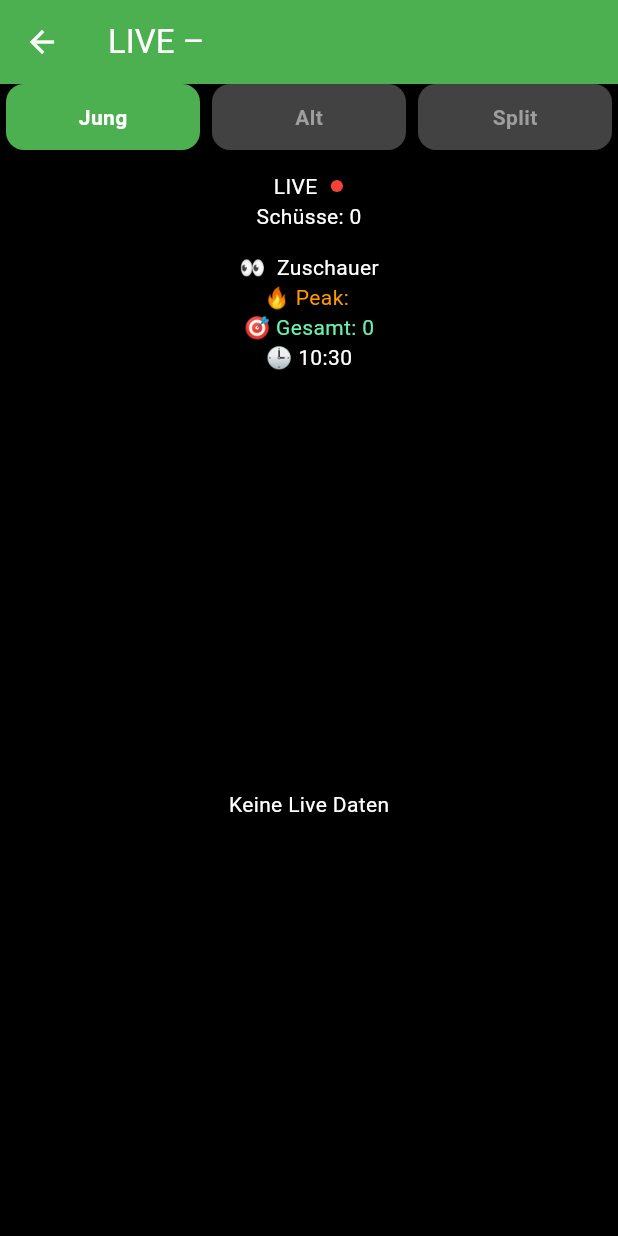
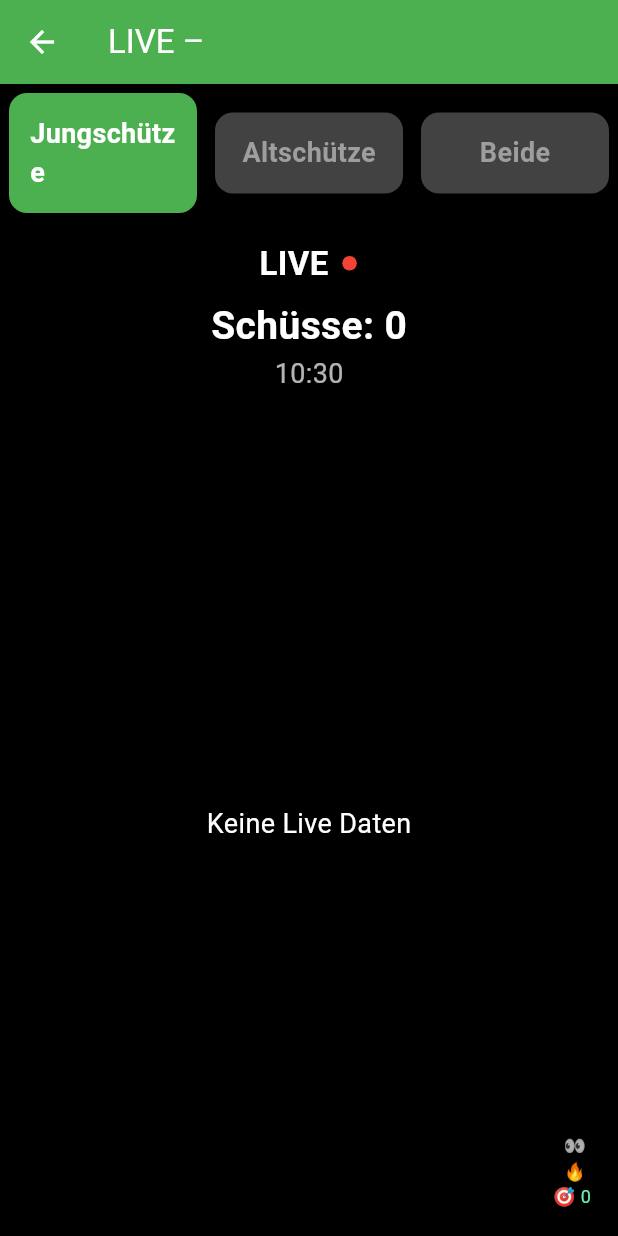
Before and after one commit to Sascha22091994/schuetzenradar-app, a Flutter app: the AdlerLiveScreen screen opened directly with empty values, on a phone screen of 412 x 824 dp. Run offline on Flutter 3.47's test engine with Material 3 defaults, Android fonts, the phone set to English and light mode, and no system bars; our stand-ins replace cloud_firestore, firebase_core, shared_preferences; accounts and stored records are empty.

Commit message:
adlerfix

```diff
--- a/lib/screens/adler_live_screen.dart
+++ b/lib/screens/adler_live_screen.dart
@@ -49,7 +49,7 @@ class _AdlerLiveScreenState extends State<AdlerLiveScreen>
   }
 
   //--------------------------------------------------
-  // ✅ VIEWER REGISTER
+  // VIEWER SYSTEM
   //--------------------------------------------------
   Future<void> _registerViewer() async {
 
@@ -93,12 +93,10 @@ class _AdlerLiveScreenState extends State<AdlerLiveScreen>
         "current": current,
         "peak": peak,
         "total": total,
-        "lastUpdate": FieldValue.serverTimestamp(),
       }, SetOptions(merge: true));
     });
   }
 
-  //--------------------------------------------------
   Future<void> _removeViewer() async {
 
     if (viewerId == null) return;
@@ -123,9 +121,7 @@ class _AdlerLiveScreenState extends State<AdlerLiveScreen>
         int current = statsSnap.data()!['current'] ?? 0;
         if (current > 0) current--;
 
-        tx.set(statsRef, {
-          "current": current,
-        }, SetOptions(merge: true));
+        tx.set(statsRef, {"current": current}, SetOptions(merge: true));
       }
     });
   }
@@ -142,57 +138,28 @@ class _AdlerLiveScreenState extends State<AdlerLiveScreen>
     return Expanded(
       child: GestureDetector(
         onTap: () => setState(() => viewMode = value),
-        child: AnimatedContainer(
-          duration: const Duration(milliseconds: 200),
-          margin: const EdgeInsets.symmetric(horizontal: 4),
-          padding: const EdgeInsets.all(12),
+        child: Container(
+          margin: const EdgeInsets.all(6),
+          padding: const EdgeInsets.all(14),
           decoration: BoxDecoration(
             color: active ? Colors.green : Colors.grey.shade800,
             borderRadius: BorderRadius.circular(12),
           ),
           child: Center(
-            child: Text(label,
+            child: Text(
+              label,
               style: TextStyle(
+                fontSize: 18,
                 color: active ? Colors.white : Colors.grey,
                 fontWeight: FontWeight.bold,
-                )),
+              ),
+            ),
           ),
         ),
       ),
     );
   }
 
-  //--------------------------------------------------
-  Widget _viewerStats() {
-    return StreamBuilder<DocumentSnapshot>(
-      stream: FirebaseFirestore.instance
-          .collection('adler_stats')
-          .doc(widget.locationId)
-          .snapshots(),
-      builder: (context, snapshot) {
-
-        final data = snapshot.data?.data() as Map<String, dynamic>?;
-
-        final current = data?['current'] ?? 0;
-        final peak = data?['peak'] ?? 0;
-        final total = data?['total'] ?? 0;
-
-        return Column(
-          children: [
-            Text("👀 $current Zuschauer",
-                style: const TextStyle(color: Colors.white)),
-            Text("🔥 Peak: $peak",
-                style: const TextStyle(color: Colors.orange)),
-            Text("🎯 Gesamt: $total",
-                style: const TextStyle(color: Colors.greenAccent)),
-          ],
-        );
-      },
-    );
-  }
-
-  //--------------------------------------------------
-  // ✅ FIXED LIVE VIEW (WICHTIG!)
   //--------------------------------------------------
   Widget _buildSingleLive(String eventType) {
     return StreamBuilder<DocumentSnapshot>(
@@ -224,27 +191,39 @@ class _AdlerLiveScreenState extends State<AdlerLiveScreen>
 
         final now = DateTime.now();
 
-        return Column(
+        return Stack(
+          children: [
+
+            //--------------------------------------------------
+            // HAUPTINHALT
+            //--------------------------------------------------
+            Column(
               children: [
 
                 //--------------------------------------------------
                 // HEADER
                 //--------------------------------------------------
-            Container(
-              padding: const EdgeInsets.all(14),
+                Padding(
+                  padding: const EdgeInsets.all(12),
                   child: Column(
                     children: [
                       Row(
                         mainAxisAlignment: MainAxisAlignment.center,
                         children: [
-                      const Text("LIVE",
-                          style: TextStyle(color: Colors.white)),
+                          const Text(
+                            "LIVE",
+                            style: TextStyle(
+                              fontSize: 22,
+                              color: Colors.white,
+                              fontWeight: FontWeight.bold,
+                            ),
+                          ),
                           const SizedBox(width: 8),
                           ScaleTransition(
                             scale: _pulse,
                             child: Container(
-                          width: 10,
-                          height: 10,
+                              width: 12,
+                              height: 12,
                               decoration: const BoxDecoration(
                                 color: Colors.red,
                                 shape: BoxShape.circle,
@@ -253,101 +232,191 @@ class _AdlerLiveScreenState extends State<AdlerLiveScreen>
                           ),
                         ],
                       ),
-                  Text("Schüsse: $shots",
-                      style: const TextStyle(color: Colors.white)),
+
+                      const SizedBox(height: 8),
+
+                      Text(
+                        "Schüsse: $shots",
+                        style: const TextStyle(
+                          fontSize: 26,
+                          color: Colors.white,
+                          fontWeight: FontWeight.bold,
+                        ),
+                      ),
+
+                      Text(
+                        _formatTime(now),
+                        style: const TextStyle(
+                          fontSize: 18,
+                          color: Colors.white70,
+                        ),
+                      ),
                     ],
                   ),
                 ),
 
                 //--------------------------------------------------
-            // 👀 VIEWER
+                // TEILNEHMER
                 //--------------------------------------------------
-            _viewerStats(),
-
-            Text("🕒 ${_formatTime(now)}",
-                style: const TextStyle(color: Colors.white)),
+                if (participants.isNotEmpty)
+                  Padding(
+                    padding: const EdgeInsets.symmetric(horizontal: 12),
+                    child: Wrap(
+                      spacing: 8,
+                      children: participants
+                          .map((p) => Chip(
+                                label: Text(
+                                  p,
+                                  style: const TextStyle(fontSize: 16),
+                                ),
+                              ))
+                          .toList(),
+                    ),
+                  ),
 
                 //--------------------------------------------------
-            // 👑 KING
+                // KÖNIG
                 //--------------------------------------------------
                 if (king != null)
                   Container(
-                margin: const EdgeInsets.all(6),
-                padding: const EdgeInsets.all(10),
+                    width: double.infinity,
+                    margin: const EdgeInsets.all(12),
+                    padding: const EdgeInsets.all(14),
                     color: Colors.amber,
-                child: Text("👑 $king"),
+                    child: Text(
+                      "👑 $king",
+                      textAlign: TextAlign.center,
+                      style: const TextStyle(
+                        fontSize: 24,
+                        fontWeight: FontWeight.bold,
+                      ),
+                    ),
                   ),
 
                 //--------------------------------------------------
-            // 👥 PARTICIPANTS
-            //--------------------------------------------------
-            if (participants.isNotEmpty)
-              Wrap(
-                children: participants
-                    .map((p) => Chip(label: Text(p)))
-                    .toList(),
-              ),
-
-            //--------------------------------------------------
-            // 💥 LISTE
+                // LISTE
                 //--------------------------------------------------
                 Expanded(
                   child: !hasData
                       ? const Center(
-                      child: Text("Keine Live Daten",
-                          style: TextStyle(color: Colors.white)))
+                          child: Text(
+                            "Keine Live Daten",
+                            style: TextStyle(fontSize: 18, color: Colors.white),
+                          ),
+                        )
                       : ListView(
                           children: sorted.map((entry) {
 
                             final part = entry.key;
                             final r = entry.value;
 
+                            final time = r['time'] != null
+                                ? _formatTime(DateTime.parse(r['time']))
+                                : "--:--";
 
+                            return Container(
+                              margin: const EdgeInsets.symmetric(
+                                  horizontal: 10, vertical: 6),
+                              padding: const EdgeInsets.all(14),
+                              decoration: BoxDecoration(
+                                color: Colors.grey.shade900,
+                                borderRadius: BorderRadius.circular(12),
+                              ),
+                              child: Row(
+                                children: [
 
-return ListTile(
-  title: Text(
+                                  Expanded(
+                                    flex: 3,
+                                    child: Text(
                                       part,
                                       style: const TextStyle(
+                                        fontSize: 22,
                                         color: Colors.white,
                                         fontWeight: FontWeight.bold,
                                       ),
                                     ),
-
-  subtitle: Column(
-    crossAxisAlignment: CrossAxisAlignment.start,
-    children: [
-
-      // 👤 NAME
-      Text(
-        r['name'] ?? "",
-        style: const TextStyle(color: Colors.white),
                                   ),
 
-      // 🕒 UHRZEIT
-      if (r['time'] != null)
+                                  Expanded(
+                                    flex: 3,
+                                    child: Text(
+                                      r['name'] ?? "",
+                                      style: const TextStyle(
+                                        fontSize: 20,
+                                        color: Colors.white,
+                                      ),
+                                    ),
+                                  ),
+
+                                  Expanded(
+                                    flex: 2,
+                                    child: Text(
+                                      time,
+                                      style: const TextStyle(
+                                        fontSize: 18,
+                                        color: Colors.white70,
+                                      ),
+                                    ),
+                                  ),
+
                                   Text(
-          "🕒 ${_formatTime(DateTime.parse(r['time']))}",
+                                    "${r['shots']}",
                                     style: const TextStyle(
-            color: Colors.white70,
-            fontSize: 12,
+                                      fontSize: 22,
+                                      color: Colors.greenAccent,
+                                      fontWeight: FontWeight.bold,
                                     ),
                                   ),
                                 ],
                               ),
-
-  trailing: Text(
-    "${r['shots']}",
-    style: const TextStyle(
-      color: Colors.greenAccent,
-      fontWeight: FontWeight.bold,
-    ),
-  ),
                             );
-
-
                           }).toList(),
                         ),
                 )
+              ],
+            ),
+
+            //--------------------------------------------------
+            // KLEINE STATS UNTEN RECHTS
+            //--------------------------------------------------
+            Positioned(
+              right: 10,
+              bottom: 10,
+              child: StreamBuilder<DocumentSnapshot>(
+                stream: FirebaseFirestore.instance
+                    .collection('adler_stats')
+                    .doc(widget.locationId)
+                    .snapshots(),
+                builder: (context, snapshot) {
+
+                  final data =
+                      snapshot.data?.data() as Map<String, dynamic>?;
+
+                  final current = data?['current'] ?? 0;
+                  final peak = data?['peak'] ?? 0;
+                  final total = data?['total'] ?? 0;
+
+                  return Container(
+                    padding: const EdgeInsets.all(8),
+                    decoration: BoxDecoration(
+                      color: Colors.black.withValues(alpha:0.5),
+                      borderRadius: BorderRadius.circular(8),
+                    ),
+                    child: Column(
+                      crossAxisAlignment: CrossAxisAlignment.end,
+                      children: [
+                        Text("👀 $current",
+                            style: const TextStyle(fontSize: 12, color: Colors.white70)),
+                        Text("🔥 $peak",
+                            style: const TextStyle(fontSize: 12, color: Colors.orange)),
+                        Text("🎯 $total",
+                            style: const TextStyle(fontSize: 12, color: Colors.greenAccent)),
+                      ],
+                    ),
+                  );
+                },
+              ),
+            ),
           ],
         );
       },
@@ -365,13 +434,18 @@ return ListTile(
       ),
       body: Column(
         children: [
+
+          //--------------------------------------------------
+          // BUTTONS
+          //--------------------------------------------------
           Row(
             children: [
-              _modeButton("Jung", "jung"),
-              _modeButton("Alt", "alt"),
-              _modeButton("Split", "split"),
+              _modeButton("Jungschütze", "jung"),
+              _modeButton("Altschütze", "alt"),
+              _modeButton("Beide", "split"),
             ],
           ),
+
           Expanded(
             child: viewMode == "split"
                 ? Row(
--- a/lib/screens/home_screen.dart
+++ b/lib/screens/home_screen.dart
@@ -192,7 +192,7 @@ Padding(
           borderRadius: BorderRadius.circular(20),
           boxShadow: [
             BoxShadow(
-              color: Colors.black.withOpacity(0.15),
+              color: Colors.black.withValues(alpha:0.15),
               blurRadius: 6,
             )
           ],
```
Also changed, not shown: lib/screens/adler_screen.dart (+30 -45 lines). Lines whose indentation alone changed are shown as unchanged.
